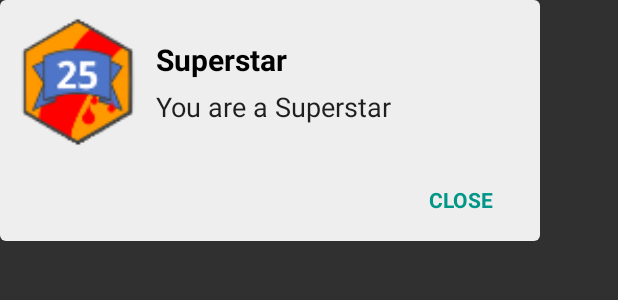
After one commit to productasaservice/step-android-service, an Android app: the layout view_new_badge_dialog.xml on its own in the app's theme, with its tools: preview values and no code run, on a phone screen of 412 x 824 dp. The commit adds this screen. Shown: the top 300 px of the screen. Run offline under Robolectric (Android 15) with nearby library versions, the phone set to English and light mode, and no system bars.

Commit message:
- dialog for badges

```diff
--- /dev/null
+++ b/app/src/main/res/drawable/selector_button_bg.xml
@@ -0,0 +1,5 @@
+<?xml version="1.0" encoding="utf-8"?>
+<selector xmlns:android="http://schemas.android.com/apk/res/android">
+    <item android:drawable="@color/gray_style_3" android:state_pressed="true"/>
+    <item android:drawable="@color/gray_style_4"/>
+</selector>
--- /dev/null
+++ b/app/src/main/res/drawable/shape_dialog_rounded.xml
@@ -0,0 +1,8 @@
+<?xml version="1.0" encoding="utf-8"?>
+<shape xmlns:android="http://schemas.android.com/apk/res/android">
+
+    <corners android:radius="4dp"
+        />
+
+    <solid android:color="#EEEEEE"/>
+</shape>
--- /dev/null
+++ b/app/src/main/res/layout/view_new_badge_dialog.xml
@@ -0,0 +1,66 @@
+<?xml version="1.0" encoding="utf-8"?>
+<LinearLayout xmlns:android="http://schemas.android.com/apk/res/android"
+    android:layout_width="360dp"
+    android:layout_height="wrap_content"
+    android:background="@drawable/shape_dialog_rounded"
+    android:orientation="vertical">
+
+    <LinearLayout
+        android:layout_width="wrap_content"
+        android:layout_height="wrap_content"
+        android:paddingRight="10dp"
+        android:minHeight="110dp"
+        android:orientation="horizontal">
+
+        <ImageView
+            android:id="@+id/dialog_iconIv"
+            android:layout_width="100dp"
+            android:layout_height="100dp"
+            android:layout_margin="2dp"
+            android:layout_gravity="center"
+            android:background="@drawable/badge_walking_dead" />
+
+        <LinearLayout
+            android:layout_width="match_parent"
+            android:layout_height="wrap_content"
+            android:layout_gravity="center"
+            android:orientation="vertical">
+
+            <TextView
+                android:id="@+id/dialog_titleTv"
+                android:layout_width="wrap_content"
+                android:layout_height="wrap_content"
+                android:text="Superstar"
+                android:textColor="@android:color/black"
+                android:textSize="20sp"
+                android:textStyle="bold" />
+
+            <TextView
+                android:id="@+id/dialog_descriptionTv"
+                android:layout_width="wrap_content"
+                android:layout_height="wrap_content"
+                android:layout_marginTop="5dp"
+                android:text="You are a Superstar"
+                android:textColor="#1F1F1F"
+                android:textSize="18sp" />
+        </LinearLayout>
+    </LinearLayout>
+
+    <TextView
+        android:id="@+id/dialog_closeTv"
+        android:layout_width="wrap_content"
+        android:layout_height="wrap_content"
+        android:background="@drawable/selector_button_bg"
+        android:layout_marginTop="5dp"
+        android:layout_marginBottom="10dp"
+        android:layout_marginRight="15dp"
+        android:layout_gravity="right"
+        android:textSize="14sp"
+        android:paddingTop="8dp"
+        android:paddingBottom="8dp"
+        android:paddingLeft="15dp"
+        android:paddingRight="15dp"
+        android:text="CLOSE"
+        android:textColor="#009688"
+        android:textStyle="bold"/>
+</LinearLayout>
--- a/app/src/main/res/values/colors.xml
+++ b/app/src/main/res/values/colors.xml
@@ -8,6 +8,8 @@
     <color name="secondary_marker_color">#4E75C8</color>
     <color name="gray_style_1">#595959</color>
     <color name="gray_style_2">#333333</color>
+    <color name="gray_style_3">#DFDFDF</color>
+    <color name="gray_style_4">#EEEEEE</color>
 
     <color name="facebook_blue_color">#376177</color>
     <color name="facebook_blue_color_selected">#CC376177</color>
```
Also changed, not shown: app/src/main/java/com/discover/step/ui/BadgeDialog.java (added, +69 -0 lines), app/src/main/java/com/discover/step/ui/GoogleMapFragment.java (+13 -2 lines).
